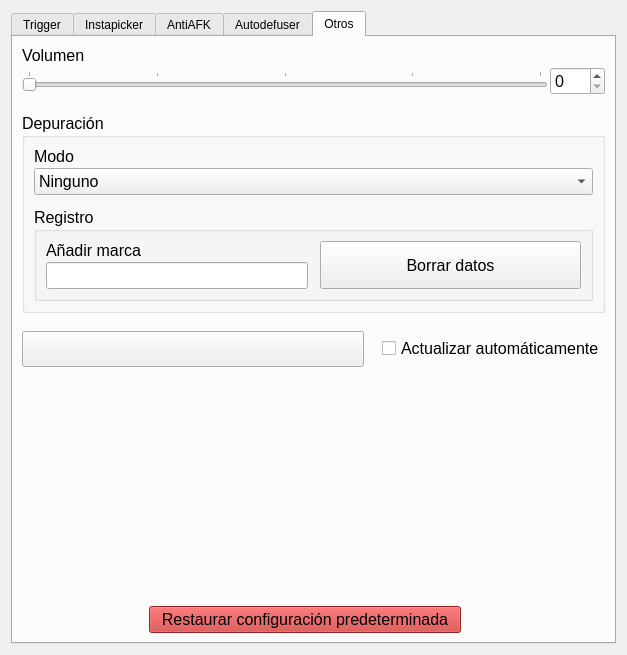
First picture: the form in flanatrigo/resources/flanatrigo.ui, repository AlejandroRoJ/flanatrigo, before the edit.
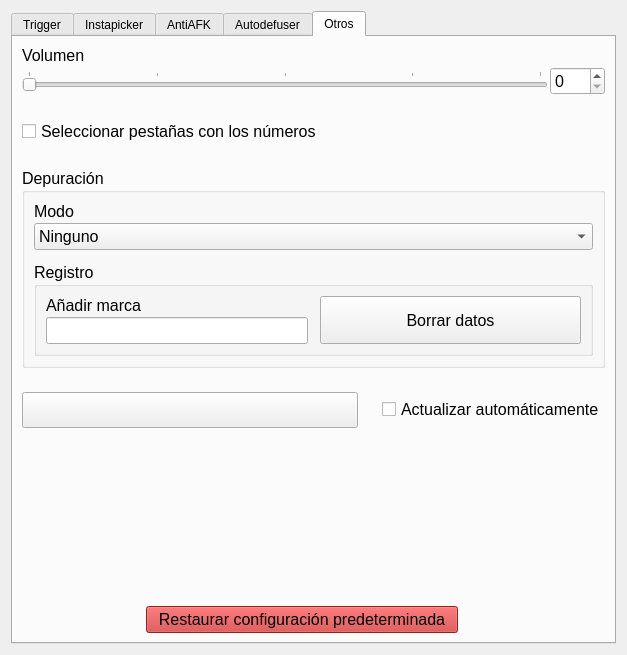
Second picture: the form after the edit. The open tabs and pages were chosen to show the change. Custom widgets are drawn as their Qt base class.

Commit message: Add select tabs with numbers

The edit to the form file:
```diff
--- a/flanatrigo/resources/flanatrigo.ui
+++ b/flanatrigo/resources/flanatrigo.ui
@@ -115,12 +115,12 @@
             <x>0</x>
             <y>0</y>
             <width>586</width>
-            <height>871</height>
+            <height>895</height>
            </rect>
           </property>
           <layout class="QVBoxLayout" name="verticalLayout_31" stretch="0,1,0,0,0">
            <property name="spacing">
-            <number>18</number>
+            <number>24</number>
            </property>
            <property name="leftMargin">
             <number>11</number>
@@ -1258,7 +1258,7 @@
       </attribute>
       <layout class="QVBoxLayout" name="verticalLayout_17">
        <property name="spacing">
-        <number>18</number>
+        <number>24</number>
        </property>
        <item>
         <layout class="QVBoxLayout" name="verticalLayout_32">
@@ -1606,7 +1606,7 @@
       </attribute>
       <layout class="QVBoxLayout" name="verticalLayout_18">
        <property name="spacing">
-        <number>18</number>
+        <number>24</number>
        </property>
        <item>
         <widget class="QGroupBox" name="groupBox_6">
@@ -1806,7 +1806,7 @@
       </attribute>
       <layout class="QVBoxLayout" name="verticalLayout_40">
        <property name="spacing">
-        <number>18</number>
+        <number>24</number>
        </property>
        <item>
         <layout class="QVBoxLayout" name="verticalLayout_38">
@@ -1996,9 +1996,9 @@
       <attribute name="title">
        <string>Otros</string>
       </attribute>
-      <layout class="QVBoxLayout" name="verticalLayout_30" stretch="0,0,0,1,0">
+      <layout class="QVBoxLayout" name="verticalLayout_30" stretch="0,0,0,0,1,0">
        <property name="spacing">
-        <number>18</number>
+        <number>24</number>
        </property>
        <item>
         <layout class="QVBoxLayout" name="verticalLayout_29">
@@ -2074,6 +2074,24 @@
          </item>
         </layout>
        </item>
+       <item>
+        <widget class="QCheckBox" name="check_select_tabs">
+         <property name="sizePolicy">
+          <sizepolicy hsizetype="Maximum" vsizetype="Maximum">
+           <horstretch>0</horstretch>
+           <verstretch>0</verstretch>
+          </sizepolicy>
+         </property>
+         <property name="font">
+          <font>
+           <pointsize>12</pointsize>
+          </font>
+         </property>
+         <property name="text">
+          <string>Seleccionar pestañas con los números</string>
+         </property>
+        </widget>
+       </item>
        <item>
         <widget class="QGroupBox" name="groupBox_7">
          <property name="font">
```
The commit also changes 5 other files.
